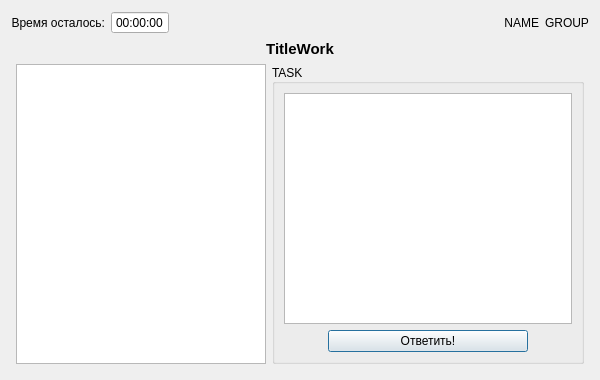
Above: src/client/WorkWidget/WorkWidget.ui from orlov-vo/flywork before the change. Below: the same form after it.
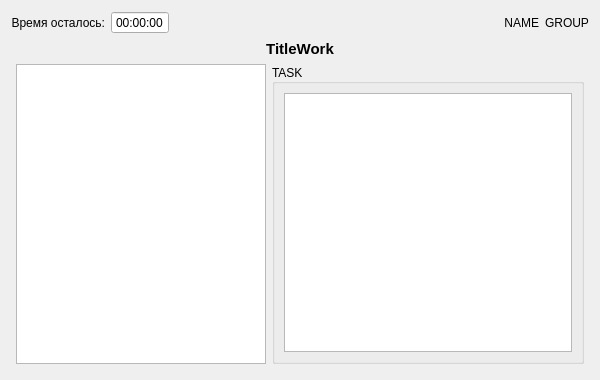
That is the form after the change.

```diff
--- a/src/client/WorkWidget/WorkWidget.ui
+++ b/src/client/WorkWidget/WorkWidget.ui
@@ -161,58 +161,6 @@
           <item>
            <layout class="QFormLayout" name="formAnswers"/>
           </item>
-          <item>
-           <layout class="QHBoxLayout" name="horizontalLayout_3">
-            <item>
-             <spacer name="horizontalSpacer_2">
-              <property name="orientation">
-               <enum>Qt::Horizontal</enum>
-              </property>
-              <property name="sizeHint" stdset="0">
-               <size>
-                <width>40</width>
-                <height>20</height>
-               </size>
-              </property>
-             </spacer>
-            </item>
-            <item>
-             <widget class="QPushButton" name="pbSend">
-              <property name="minimumSize">
-               <size>
-                <width>200</width>
-                <height>0</height>
-               </size>
-              </property>
-              <property name="maximumSize">
-               <size>
-                <width>200</width>
-                <height>16777215</height>
-               </size>
-              </property>
-              <property name="text">
-               <string>Ответить!</string>
-              </property>
-              <property name="default">
-               <bool>true</bool>
-              </property>
-             </widget>
-            </item>
-            <item>
-             <spacer name="horizontalSpacer_3">
-              <property name="orientation">
-               <enum>Qt::Horizontal</enum>
-              </property>
-              <property name="sizeHint" stdset="0">
-               <size>
-                <width>40</width>
-                <height>20</height>
-               </size>
-              </property>
-             </spacer>
-            </item>
-           </layout>
-          </item>
          </layout>
         </widget>
        </item>
```
